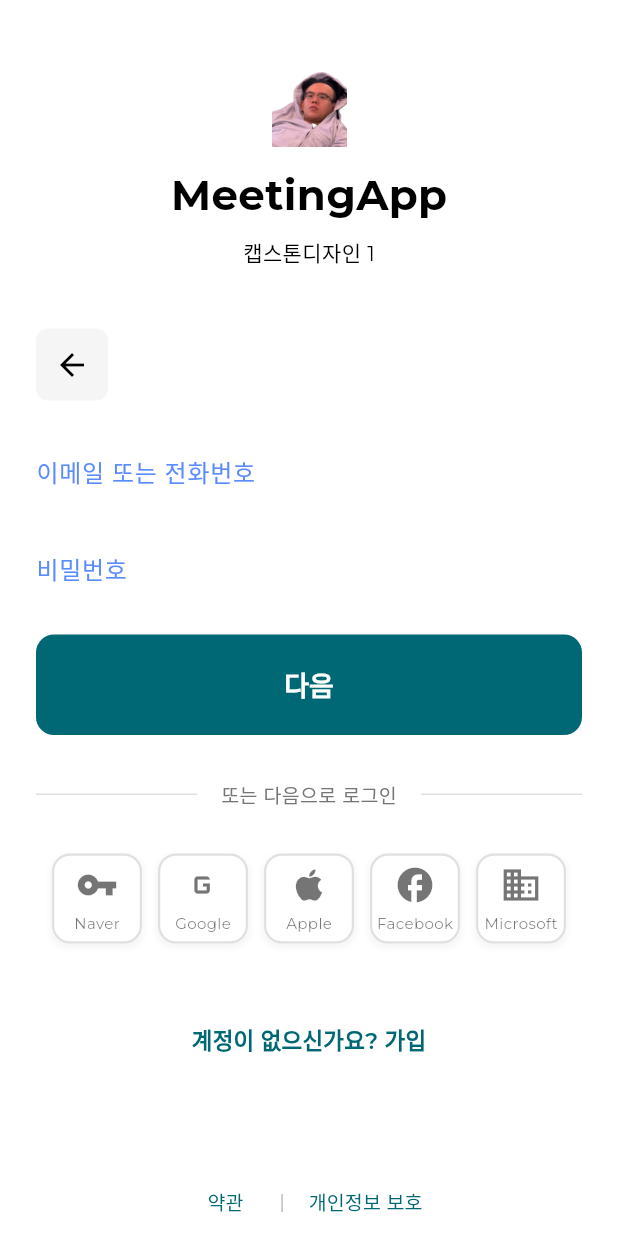
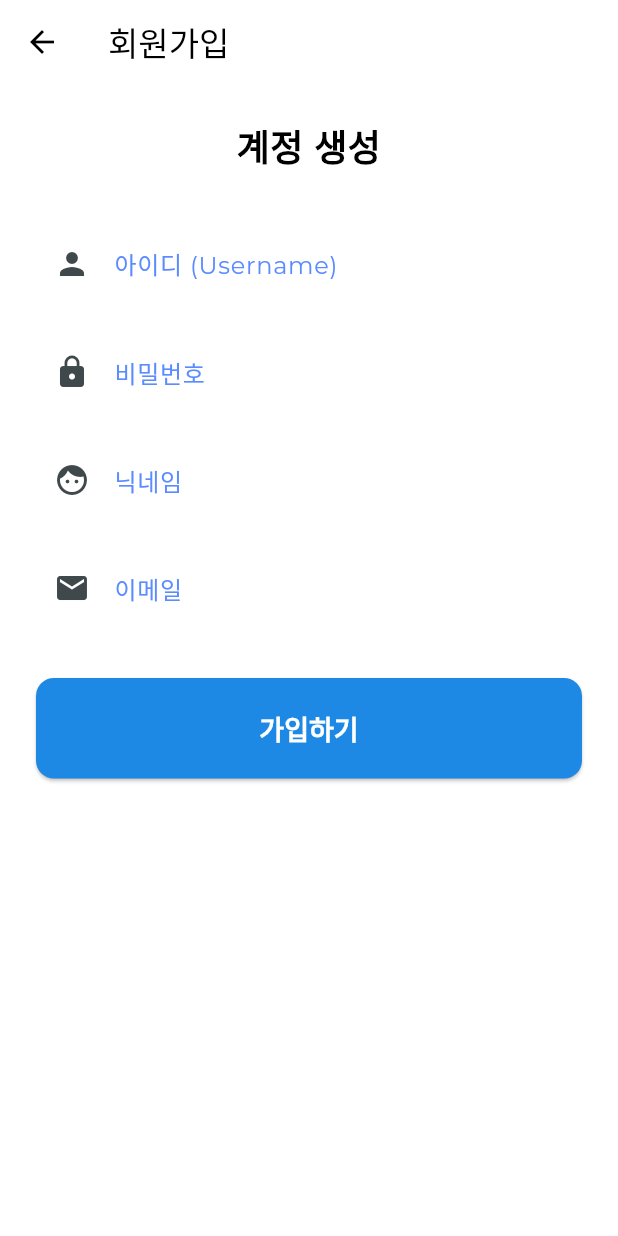
Before and after one commit to SUUGGIII/Capstone-project, a Flutter app: the screen it shows after launch, after a tap on "계정이 없으신가요? 가입", on a phone screen of 412 x 824 dp. Run offline on Flutter 3.47's test engine with Material 3 defaults, Android fonts, the phone set to English and light mode, and no system bars; our stand-ins replace dropdown_button2, flutter_svg, google_fonts, permission_handler, shared_preferences; missing offline and left inert: flutter_background, flutter_webrtc, livekit_client; network calls fail.

Commit message:
1. 회원 가입 2. 프로필 수정

```diff
--- a/frontend/lib/pages/login_page.dart
+++ b/frontend/lib/pages/login_page.dart
@@ -6,6 +6,7 @@ import 'dart:convert';
 import 'package:flutter/material.dart';
 import 'package:http/http.dart' as http;
 import '../home_page.dart';
+import 'signup_page.dart';
 import 'package:shared_preferences/shared_preferences.dart';
 import 'dart:io';
 import 'package:url_launcher/url_launcher.dart';
@@ -182,7 +183,12 @@ class _LoginPageState extends State<LoginPage> {
               ),
               const SizedBox(height: 40),
               TextButton(
-                onPressed: () {},
+                onPressed: () {
+                  Navigator.push(
+                    context,
+                    MaterialPageRoute(builder: (context) => const SignUpPage()),
+                  );
+                },
                 child: Text(
                   '계정이 없으신가요? 가입',
                   style: TextStyle(
--- /dev/null
+++ b/frontend/lib/pages/signup_page.dart
@@ -0,0 +1,210 @@
+import 'dart:convert';
+import 'package:flutter/material.dart';
+import 'package:http/http.dart' as http;
+
+class SignUpPage extends StatefulWidget {
+  const SignUpPage({super.key});
+
+  @override
+  State<SignUpPage> createState() => _SignUpPageState();
+}
+
+class _SignUpPageState extends State<SignUpPage> {
+  final _formKey = GlobalKey<FormState>();
+  final TextEditingController _usernameController = TextEditingController();
+  final TextEditingController _passwordController = TextEditingController();
+  final TextEditingController _nicknameController = TextEditingController();
+  final TextEditingController _emailController = TextEditingController();
+
+  bool _isLoading = false;
+
+  @override
+  void dispose() {
+    _usernameController.dispose();
+    _passwordController.dispose();
+    _nicknameController.dispose();
+    _emailController.dispose();
+    super.dispose();
+  }
+
+  Future<void> _signUp() async {
+    if (!_formKey.currentState!.validate()) {
+      return;
+    }
+
+    setState(() {
+      _isLoading = true;
+    });
+
+    final url = Uri.parse('http://localhost:8080/user');
+    try {
+      final response = await http.post(
+        url,
+        headers: <String, String>{
+          'Content-Type': 'application/json; charset=UTF-8',
+        },
+        body: jsonEncode(<String, String>{
+          'username': _usernameController.text,
+          'password': _passwordController.text,
+          'nickname': _nicknameController.text,
+          'email': _emailController.text,
+        }),
+      );
+
+      if (response.statusCode == 201) {
+        if (mounted) {
+          ScaffoldMessenger.of(context).showSnackBar(
+            const SnackBar(
+              content: Text('회원가입 성공! 로그인해주세요.'),
+              backgroundColor: Colors.green,
+            ),
+          );
+          Navigator.pop(context);
+        }
+      } else {
+        if (mounted) {
+          ScaffoldMessenger.of(context).showSnackBar(
+            SnackBar(
+              content: Text('회원가입 실패: ${response.body}'),
+              backgroundColor: Colors.red,
+            ),
+          );
+        }
+      }
+    } catch (e) {
+      if (mounted) {
+        ScaffoldMessenger.of(context).showSnackBar(
+          SnackBar(
+            content: Text('오류 발생: $e'),
+            backgroundColor: Colors.red,
+          ),
+        );
+      }
+    } finally {
+      if (mounted) {
+        setState(() {
+          _isLoading = false;
+        });
+      }
+    }
+  }
+
+  @override
+  Widget build(BuildContext context) {
+    return Scaffold(
+      appBar: AppBar(
+        title: const Text('회원가입'),
+        backgroundColor: Colors.white,
+        foregroundColor: Colors.black,
+        elevation: 0,
+      ),
+      backgroundColor: Colors.white,
+      body: SingleChildScrollView(
+        padding: const EdgeInsets.all(24.0),
+        child: Form(
+          key: _formKey,
+          child: Column(
+            crossAxisAlignment: CrossAxisAlignment.stretch,
+            children: [
+              const Text(
+                '계정 생성',
+                style: TextStyle(
+                  fontSize: 24,
+                  fontWeight: FontWeight.bold,
+                ),
+                textAlign: TextAlign.center,
+              ),
+              const SizedBox(height: 32),
+              TextFormField(
+                controller: _usernameController,
+                decoration: const InputDecoration(
+                  labelText: '아이디 (Username)',
+                  border: OutlineInputBorder(),
+                  prefixIcon: Icon(Icons.person),
+                ),
+                validator: (value) {
+                  if (value == null || value.isEmpty) {
+                    return '아이디를 입력해주세요.';
+                  }
+                  if (value.length < 4) {
+                    return '아이디는 4자 이상이어야 합니다.';
+                  }
+                  return null;
+                },
+              ),
+              const SizedBox(height: 16),
+              TextFormField(
+                controller: _passwordController,
+                decoration: const InputDecoration(
+                  labelText: '비밀번호',
+                  border: OutlineInputBorder(),
+                  prefixIcon: Icon(Icons.lock),
+                ),
+                obscureText: true,
+                validator: (value) {
+                  if (value == null || value.isEmpty) {
+                    return '비밀번호를 입력해주세요.';
+                  }
+                  if (value.length < 4) {
+                    return '비밀번호는 4자 이상이어야 합니다.';
+                  }
+                  return null;
+                },
+              ),
+              const SizedBox(height: 16),
+              TextFormField(
+                controller: _nicknameController,
+                decoration: const InputDecoration(
+                  labelText: '닉네임',
+                  border: OutlineInputBorder(),
+                  prefixIcon: Icon(Icons.face),
+                ),
+                validator: (value) {
+                  if (value == null || value.isEmpty) {
+                    return '닉네임을 입력해주세요.';
+                  }
+                  return null;
+                },
+              ),
+              const SizedBox(height: 16),
+              TextFormField(
+                controller: _emailController,
+                decoration: const InputDecoration(
+                  labelText: '이메일',
+                  border: OutlineInputBorder(),
+                  prefixIcon: Icon(Icons.email),
+                ),
+                keyboardType: TextInputType.emailAddress,
+                validator: (value) {
+                  if (value == null || value.isEmpty) {
+                    return '이메일을 입력해주세요.';
+                  }
+                  if (!value.contains('@')) {
+                    return '유효한 이메일 형식이 아닙니다.';
+                  }
+                  return null;
+                },
+              ),
+              const SizedBox(height: 32),
+              ElevatedButton(
+                onPressed: _isLoading ? null : _signUp,
+                style: ElevatedButton.styleFrom(
+                  minimumSize: const Size.fromHeight(50),
+                  shape: RoundedRectangleBorder(
+                    borderRadius: BorderRadius.circular(12),
+                  ),
+                ),
+                child: _isLoading
+                    ? const CircularProgressIndicator(color: Colors.white)
+                    : const Text(
+                        '가입하기',
+                        style: TextStyle(fontSize: 18, fontWeight: FontWeight.bold),
+                      ),
+              ),
+            ],
+          ),
+        ),
+      ),
+    );
+  }
+}
```
Also changed, not shown: frontend/lib/home_page.dart (+7 -1 lines), frontend/lib/pages/profile_page.dart (added, +295 -0 lines), 2 other files.
